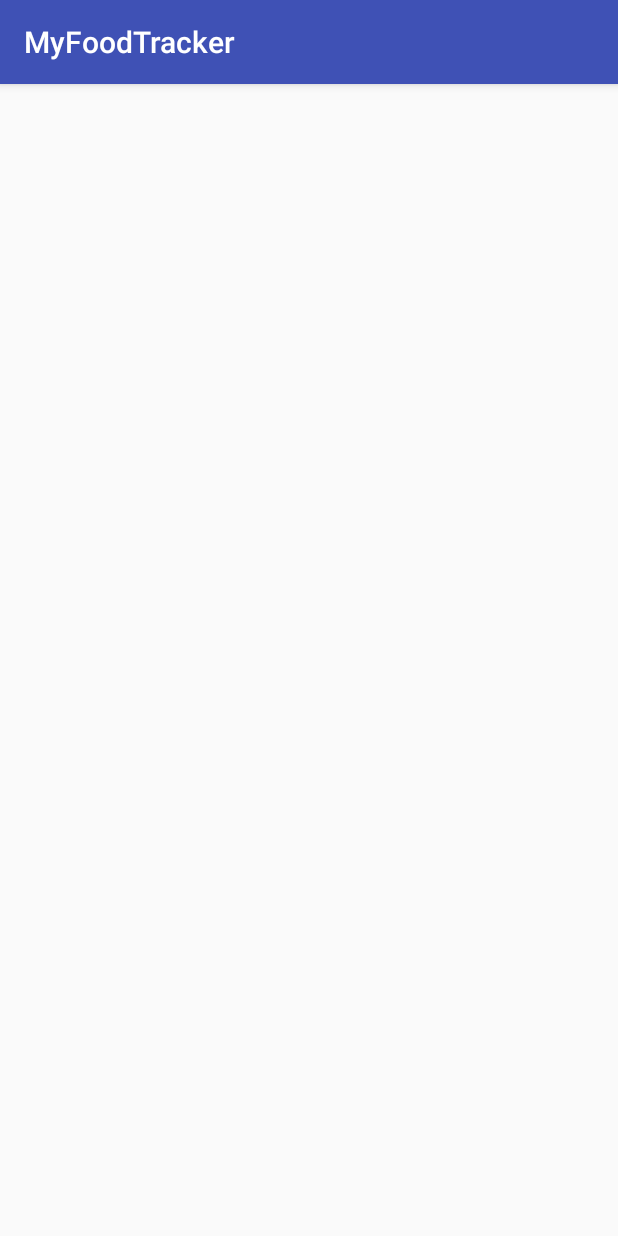
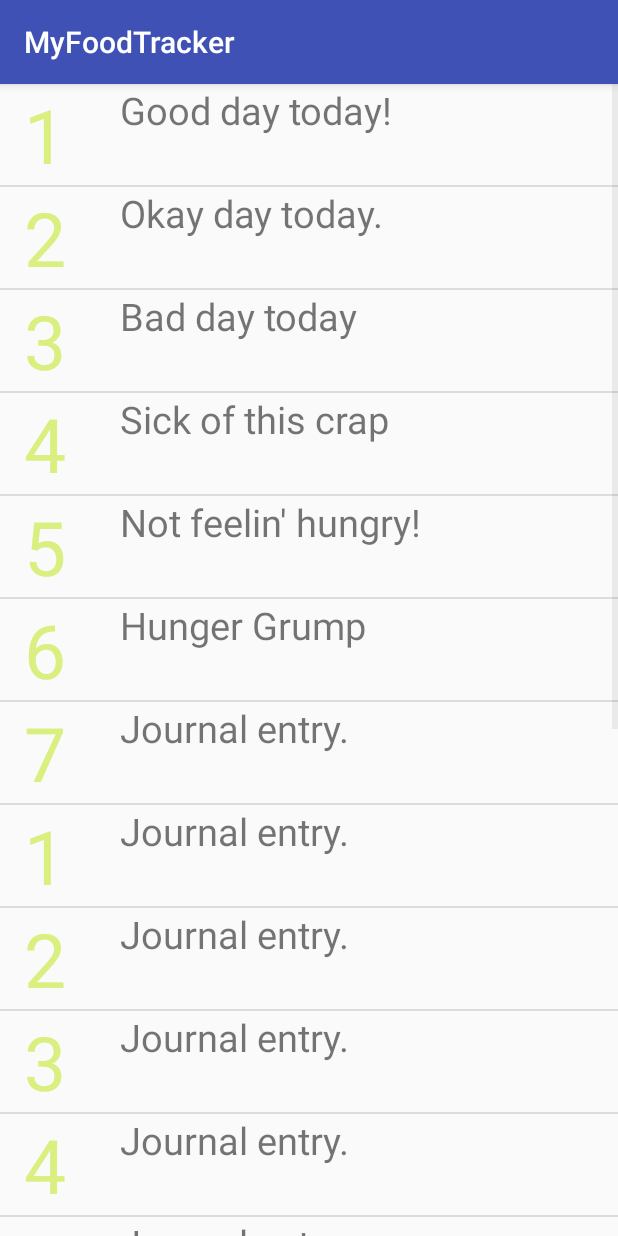
Before and after one commit to IanTennyson/Project2-FoodManagerApp, an Android app: the FoodTrackerActivity screen opened directly, with no data from a screen before it, on a phone screen of 412 x 824 dp. Run offline under Robolectric (Android 15) with nearby library versions, the phone set to English and light mode, and no system bars.

Commit message:
got my foodlist working but not using dates only ints

```diff
--- a/app/src/main/java/example/codeclan/com/myfoodtracker/Food.java
+++ b/app/src/main/java/example/codeclan/com/myfoodtracker/Food.java
@@ -9,8 +9,60 @@ import java.util.Date;
 
 public class Food {
     private int day;
+    private String journal;
+//    private int calories;
     private String meal;
     private String food;
+
+    public Food (int day, String journal, String meal, String food){
+        this.day = day;
+        this.journal = journal;
+//        this.calories = calories;
+        this.meal = meal;
+        this.food = food;
+    }
+
+    public Integer getDay(){
+        return this.day;
+    }
+
+    public String getJournal(){
+        return this.journal;
+    }
+
+    public String getMeal(){
+        return this.meal;
+    }
+
+    public String getFood(){
+        return this.food;
+    }
+
+}
+
+
+
+
+
+
+
+
+
+
+
+
+
+
+
+
+
+
+
+
+
+
+
+
 //    private Date date;
 
 
@@ -24,4 +76,3 @@ public class Food {
 //                = new SimpleDateFormat("yyyy/MM/dd");
 //        return simpleDateFormat.format(date);
 //    }
-}
--- /dev/null
+++ b/app/src/main/java/example/codeclan/com/myfoodtracker/FoodList.java
@@ -0,0 +1,42 @@
+package example.codeclan.com.myfoodtracker;
+
+/**
+ * Created by user on 20/04/2017.
+ */
+
+import java.util.ArrayList;
+
+
+public class FoodList {
+
+    private ArrayList<Food> list;
+
+    public FoodList() {
+        list = new ArrayList<Food>();
+        list.add(new Food(1, "Good day today!", "STRING", "STRING"));
+        list.add(new Food(2, "Okay day today.", "STRING", "STRING"));
+        list.add(new Food(3, "Bad day today", "STRING", "STRING"));
+        list.add(new Food(4, "Sick of this crap", "STRING", "STRING"));
+        list.add(new Food(5, "Not feelin' hungry!", "STRING", "STRING"));
+        list.add(new Food(6, "Hunger Grump", "STRING", "STRING"));
+        list.add(new Food(7, "Journal entry.", "STRING", "STRING"));
+        list.add(new Food(1, "Journal entry.", "STRING", "STRING"));
+        list.add(new Food(2, "Journal entry.", "STRING", "STRING"));
+        list.add(new Food(3, "Journal entry.", "STRING", "STRING"));
+        list.add(new Food(4, "Journal entry.", "STRING", "STRING"));
+        list.add(new Food(5, "Journal entry.", "STRING", "STRING"));
+        list.add(new Food(6, "Journal entry.", "STRING", "STRING"));
+        list.add(new Food(7, "Journal entry.", "STRING", "STRING"));
+        list.add(new Food(1, "Journal entry.", "STRING", "STRING"));
+        list.add(new Food(2, "Journal entry.", "STRING", "STRING"));
+        list.add(new Food(3, "Journal entry.", "STRING", "STRING"));
+        list.add(new Food(4, "Journal entry.", "STRING", "STRING"));
+        list.add(new Food(5, "Journal entry.", "STRING", "STRING"));
+        list.add(new Food(6, "Journal entry.", "STRING", "STRING"));
+    }
+    //    CLONE OF ARRAY LIST!
+    public ArrayList<   Food> getList() {
+        return new ArrayList<Food>(list);
+    }
+
+}
--- a/app/src/main/java/example/codeclan/com/myfoodtracker/FoodTrackerActivity.java
+++ b/app/src/main/java/example/codeclan/com/myfoodtracker/FoodTrackerActivity.java
@@ -3,6 +3,11 @@ package example.codeclan.com.myfoodtracker;
 import android.content.Intent;
 import android.support.v7.app.AppCompatActivity;
 import android.os.Bundle;
+import android.util.Log;
+import android.view.View;
+import android.widget.ListView;
+
+import java.util.ArrayList;
 
 public class FoodTrackerActivity extends AppCompatActivity {
 
@@ -11,5 +16,23 @@ public class FoodTrackerActivity extends AppCompatActivity {
         super.onCreate(savedInstanceState);
         setContentView(R.layout.activity_food_tracker);
         Intent intent = getIntent();
+
+
+
+
+        FoodList foodList = new FoodList();
+        ArrayList<Food> list = foodList.getList();
+
+        FoodTrackerAdapter foodTrackerAdapter = new FoodTrackerAdapter(this, list);
+
+        ListView listView = (ListView) findViewById(R.id.food_tracker);
+        listView.setAdapter(foodTrackerAdapter);
+
+
+    }
+
+    public void getFood(View listItem){
+        Food food = (Food) listItem.getTag();
+        Log.d("Journal Entry: ", food.getJournal());
     }
 }
--- /dev/null
+++ b/app/src/main/java/example/codeclan/com/myfoodtracker/FoodTrackerAdapter.java
@@ -0,0 +1,42 @@
+package example.codeclan.com.myfoodtracker;
+
+import android.content.Context;
+import android.view.LayoutInflater;
+import android.view.View;
+import android.view.ViewGroup;
+import android.widget.ArrayAdapter;
+import android.widget.TextView;
+
+import java.util.ArrayList;
+
+/**
+ * Created by user on 20/04/2017.
+ */
+
+public class FoodTrackerAdapter extends ArrayAdapter<Food> {
+
+    public FoodTrackerAdapter(Context context, ArrayList<Food> food){
+        super(context, 0, food);
+    }
+
+    @Override
+    public View getView(int position, View listItemView, ViewGroup parent){
+
+        if (listItemView == null){
+            listItemView = LayoutInflater.from(getContext()).inflate(R.layout.food_items, parent, false);
+        }
+
+        Food currentFood = getItem(position);
+
+        TextView day = (TextView) listItemView.findViewById(R.id.day);
+        day.setText(currentFood.getDay().toString());
+
+        TextView title = (TextView) listItemView.findViewById(R.id.journal);
+        title.setText(currentFood.getJournal());
+
+        listItemView.setTag(currentFood);
+
+        return listItemView;
+
+    }
+}
--- a/app/src/main/res/layout/activity_food_tracker.xml
+++ b/app/src/main/res/layout/activity_food_tracker.xml
@@ -1,18 +1,15 @@
 <?xml version="1.0" encoding="utf-8"?>
-<RelativeLayout xmlns:android="http://schemas.android.com/apk/res/android"
-    xmlns:tools="http://schemas.android.com/tools"
-    android:id="@+id/activity_food_tracker"
+<LinearLayout xmlns:android="http://schemas.android.com/apk/res/android"
+    android:orientation="vertical"
     android:layout_width="match_parent"
-    android:layout_height="match_parent"
-    android:paddingBottom="@dimen/activity_vertical_margin"
-    android:paddingLeft="@dimen/activity_horizontal_margin"
-    android:paddingRight="@dimen/activity_horizontal_margin"
-    android:paddingTop="@dimen/activity_vertical_margin"
-    tools:context="example.codeclan.com.myfoodtracker.FoodTrackerActivity">
+    android:layout_height="match_parent">
 
-    <TextView
+    <ListView
+        android:id="@+id/food_tracker"
 
         android:layout_width="wrap_content"
-        android:layout_height="wrap_content" />
+        android:layout_height="wrap_content">
 
-</RelativeLayout>
+    </ListView>
+
+</LinearLayout>
--- /dev/null
+++ b/app/src/main/res/layout/food_items.xml
@@ -0,0 +1,42 @@
+<?xml version="1.0" encoding="utf-8"?>
+<LinearLayout xmlns:android="http://schemas.android.com/apk/res/android"
+    android:orientation="horizontal"
+    android:layout_width="fill_parent"
+    android:layout_height="match_parent"
+    android:onClick="getFood">
+
+    <TextView
+        android:id="@+id/day"
+        android:layout_width="60dp"
+        android:layout_height="wrap_content"
+        android:textSize="50dp"
+        android:textAlignment="center"
+        android:layout_marginRight="20dp"
+        android:textColor="#d9ef7f"
+        />
+
+    <LinearLayout
+        android:layout_width="fill_parent"
+        android:layout_height="match_parent"
+        android:orientation="vertical">
+
+        <TextView
+            android:id="@+id/journal"
+
+            android:textSize="25dp"
+            android:layout_width="fill_parent"
+            android:layout_height="wrap_content"
+            />
+
+        <!--<TextView-->
+            <!--android:id="@+id/calories"-->
+            <!--android:layout_width="fill_parent"-->
+            <!--android:layout_height="wrap_content"-->
+            <!--/>-->
+
+    </LinearLayout>
+
+
+
+
+</LinearLayout>
```
Also changed, not shown: 1 other file.
